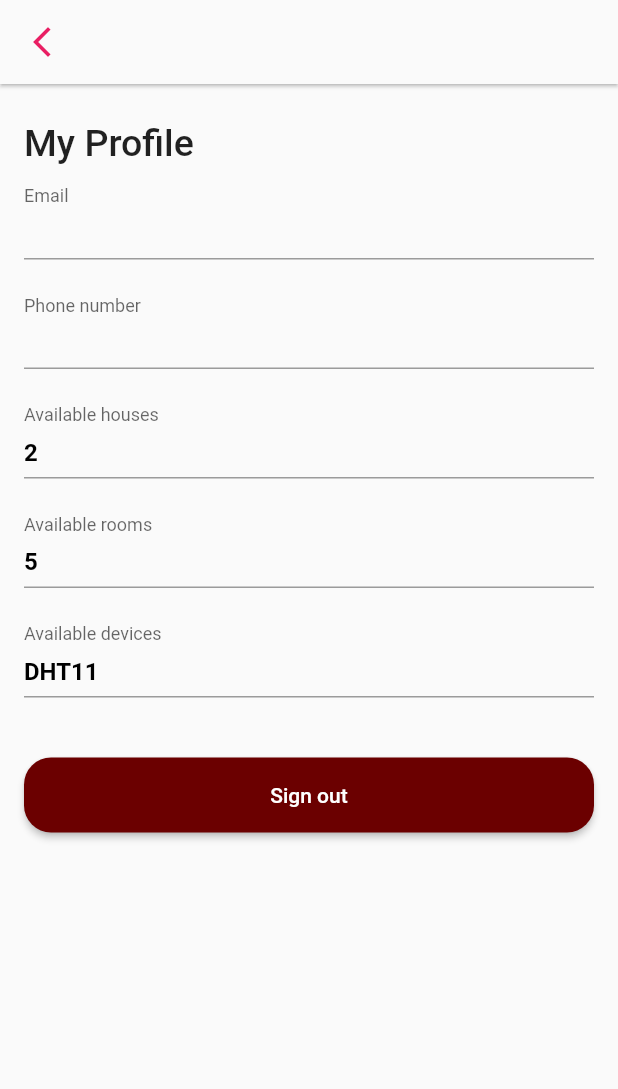
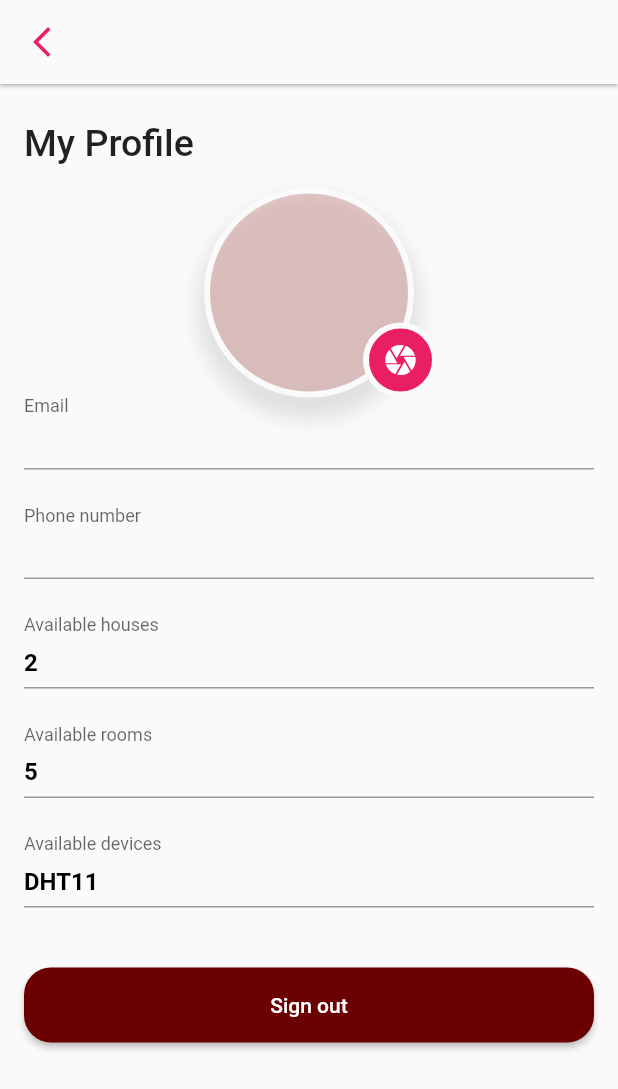
Before and after one commit to hieunt2501/FireAlarm-FrontEnd, a Flutter app: the MyProfileScreen screen opened by its route, on a phone screen of 412 x 824 dp. Shown: the top 1089 px of the screen. Run offline on Flutter 3.47's test engine with Material 2 defaults, Android fonts, the phone set to English and light mode, and no system bars; our stand-ins replace email_validator, firebase_core, firebase_messaging, fl_chart, flutter_local_notifications, font_awesome_flutter and 3 more; accounts and stored records are empty.

Commit message:
finish combine UI and function of load image to avatar

```diff
--- a/lib/ui/profile/my_profile.dart
+++ b/lib/ui/profile/my_profile.dart
@@ -121,6 +121,61 @@ class _MyProfileScreenState extends State<MyProfileScreen> {
                 SizedBox(
                   height: 15,
                 ),
+                Center(
+                  child: Stack(
+                    children: [
+                      MaterialButton(
+                        onPressed: () {
+                          _showPicker(context);
+                        },
+                        child: Container(
+                          width: 140,
+                          height: 140,
+                          decoration: BoxDecoration(
+                            color: _image == null
+                                ? AppColors.kPrimaryColor
+                                : Colors.white,
+                            image: _image == null
+                                ? null
+                                : DecorationImage(image: FileImage(_image)),
+                            border: Border.all(
+                                width: 4,
+                                color:
+                                    Theme.of(context).scaffoldBackgroundColor),
+                            boxShadow: [
+                              BoxShadow(
+                                spreadRadius: 5,
+                                blurRadius: 10,
+                                color: Colors.black.withOpacity(0.1),
+                                offset: Offset(0, 10),
+                              ),
+                            ],
+                            shape: BoxShape.circle,
+                          ),
+                        ),
+                      ),
+                      Positioned(
+                          bottom: 0,
+                          right: 0,
+                          child: Container(
+                            height: 50,
+                            width: 50,
+                            decoration: BoxDecoration(
+                              color: Colors.pink,
+                              shape: BoxShape.circle,
+                              border: Border.all(
+                                  width: 4,
+                                  color: Theme.of(context)
+                                      .scaffoldBackgroundColor),
+                            ),
+                            child: Icon(Icons.camera, color: Colors.white),
+                          )),
+                      SizedBox(
+                        height: 35,
+                      )
+                    ],
+                  ),
+                ),
                 buildTextField("Email", user.email),
                 buildTextField("Phone number", user.phoneNumber),
                 buildTextField("Available houses", "2"),
```
